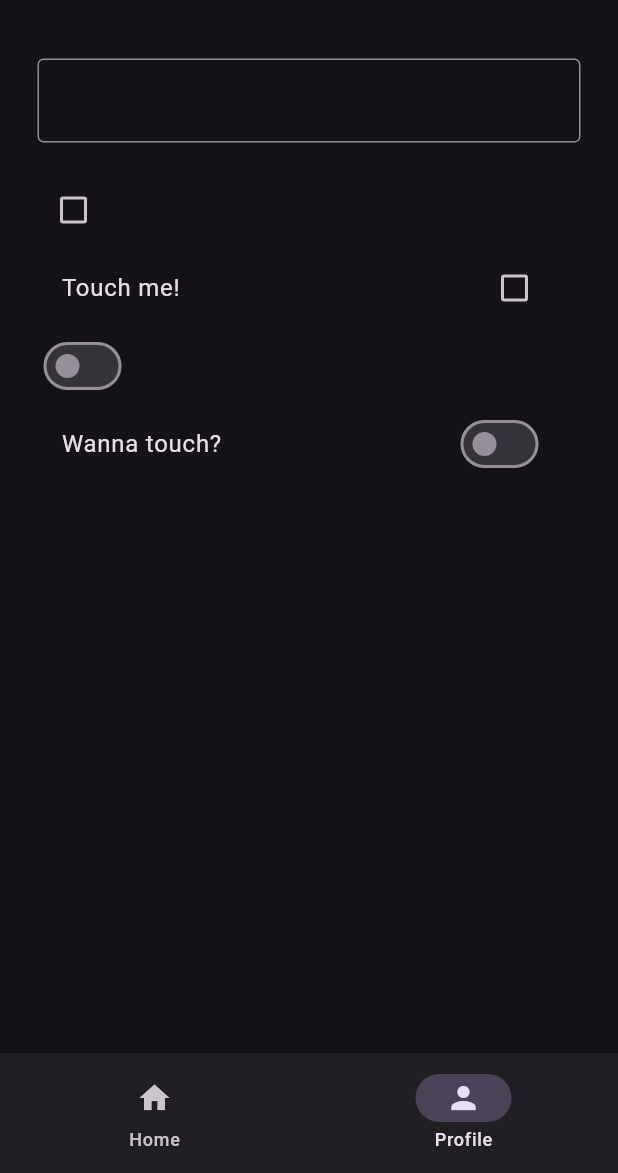
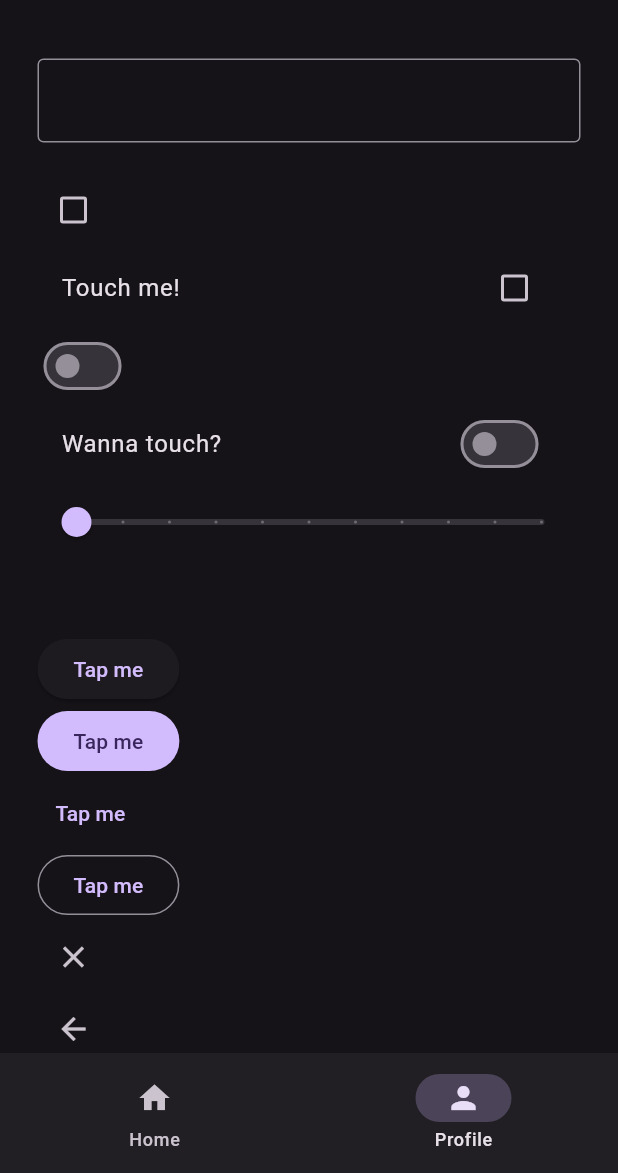
Before and after one commit to joshuaddf/flutter_canvas, a Flutter app: the screen it shows after launch, item 2 of the bottom bar chosen, on a phone screen of 412 x 824 dp, the part 63-1236 px from its top. Run offline on Flutter 3.47's test engine with Material 3 defaults, Android fonts, the light colour scheme and no system bars.

Commit message:
Added more ui elements

```diff
--- a/lib/views/pages/profile_page.dart
+++ b/lib/views/pages/profile_page.dart
@@ -8,14 +8,16 @@ class ProfilePage extends StatefulWidget {
 }
 
 class _ProfilePageState extends State<ProfilePage> {
-
   TextEditingController controller = TextEditingController();
   bool? isChecked = false;
   bool isSwitched = false;
+  double sliderValue = 0.0;
+  String? menuItem = 'e1';
 
   @override
   Widget build(BuildContext context) {
-    return Padding(
+    return SingleChildScrollView(
+      child: Padding(
         padding: const EdgeInsets.all(25.0),
         child: Column(
           crossAxisAlignment: CrossAxisAlignment.start,
@@ -62,7 +64,46 @@ class _ProfilePageState extends State<ProfilePage> {
                 });
               },
             ),
+            Slider(
+              max: 100,
+              divisions: 10,
+              value: sliderValue,
+              onChanged: (value) {
+                setState(() {
+                  sliderValue = value;
+                });
+              },
+            ),
+            InkWell(
+              splashColor: Colors.purpleAccent,
+              onTap: () {
+              },
+              child: Container(width: double.infinity, height: 50),
+            ),
+            ElevatedButton(
+              onPressed: () {
+              },
+              child: Text("Tap me"),
+            ),
+            FilledButton(
+              onPressed: () {
+              },
+              child: Text("Tap me"),
+            ),
+            TextButton(
+              onPressed: () {
+              },
+              child: Text("Tap me"),
+            ),
+            OutlinedButton(
+              onPressed: () {
+              },
+              child: Text("Tap me"),
+            ),
+            CloseButton(),
+            BackButton(),
           ],
+        ),
       ),
     );
   }
--- a/pubspec.yaml
+++ b/pubspec.yaml
@@ -58,8 +58,8 @@ flutter:
   uses-material-design: true
 
   # To add assets to your application, add an assets section, like this:
-  # assets:
-  #   - images/a_dot_burr.jpeg
+  assets:
+    - assets/images/
   #   - images/a_dot_ham.jpeg
 
   # An image asset can refer to one or more resolution-specific "variants", see
```
Also changed, not shown: assets/images/steezy.png (added). Lines whose indentation alone changed are shown as unchanged.
